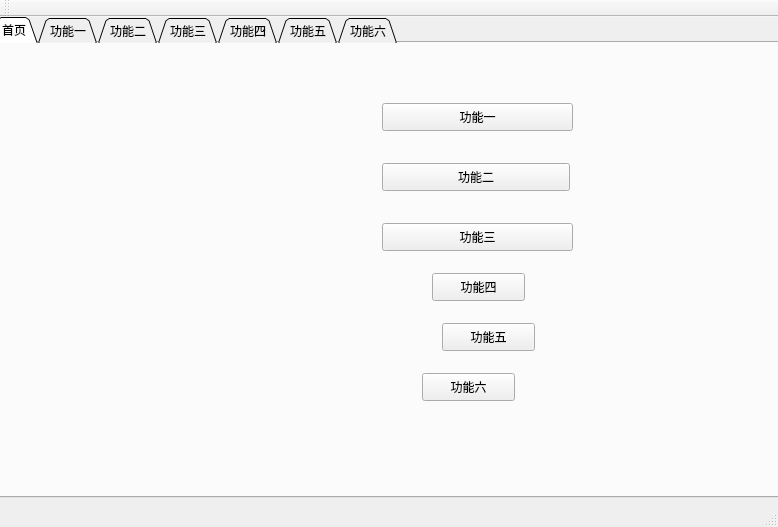
First picture: the form in qt.ui, repository daydream-a/qt, before the edit.
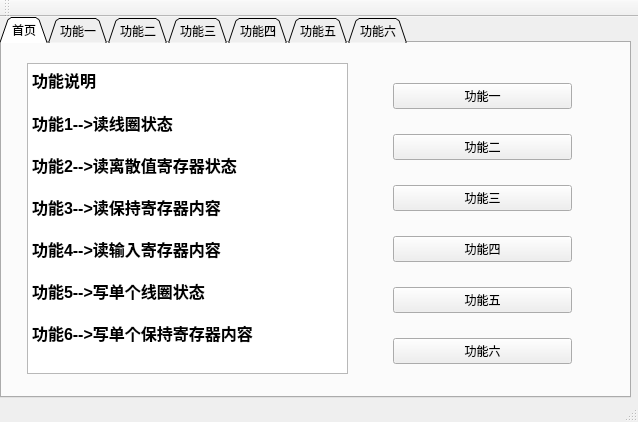
Second picture: the form after the edit. The open tabs and pages were chosen to show the change.

Patch:
```diff
--- a/qt.ui
+++ b/qt.ui
@@ -6,8 +6,8 @@
    <rect>
     <x>0</x>
     <y>0</y>
-    <width>778</width>
-    <height>527</height>
+    <width>638</width>
+    <height>422</height>
    </rect>
   </property>
   <property name="windowTitle">
@@ -17,10 +17,10 @@
    <widget class="QTabWidget" name="tabWidget">
     <property name="geometry">
      <rect>
-      <x>-10</x>
+      <x>0</x>
       <y>0</y>
-      <width>791</width>
-      <height>481</height>
+      <width>631</width>
+      <height>381</height>
      </rect>
     </property>
     <property name="tabPosition">
@@ -45,82 +45,82 @@
      <attribute name="title">
       <string>首页</string>
      </attribute>
-     <widget class="QPushButton" name="changebtn_2">
+     <widget class="QWidget" name="verticalLayoutWidget">
       <property name="geometry">
        <rect>
-        <x>390</x>
-        <y>120</y>
-        <width>188</width>
-        <height>28</height>
+        <x>380</x>
+        <y>10</y>
+        <width>201</width>
+        <height>341</height>
        </rect>
       </property>
-      <property name="text">
-       <string>功能二</string>
-      </property>
+      <layout class="QVBoxLayout" name="verticalLayout">
+       <item>
+        <widget class="QPushButton" name="changebtn_1">
+         <property name="text">
+          <string>功能一</string>
+         </property>
+        </widget>
+       </item>
+       <item>
+        <widget class="QPushButton" name="changebtn_2">
+         <property name="text">
+          <string>功能二</string>
+         </property>
+        </widget>
+       </item>
+       <item>
+        <widget class="QPushButton" name="changebtn_3">
+         <property name="text">
+          <string>功能三</string>
+         </property>
+        </widget>
+       </item>
+       <item>
+        <widget class="QPushButton" name="changebtn_4">
+         <property name="text">
+          <string>功能四</string>
+         </property>
+        </widget>
+       </item>
+       <item>
+        <widget class="QPushButton" name="changebtn_5">
+         <property name="text">
+          <string>功能五</string>
+         </property>
+        </widget>
+       </item>
+       <item>
+        <widget class="QPushButton" name="changebtn_6">
+         <property name="text">
+          <string>功能六</string>
+         </property>
+        </widget>
+       </item>
+      </layout>
      </widget>
-     <widget class="QPushButton" name="changebtn_3">
+     <widget class="QTextBrowser" name="textBrowser">
       <property name="geometry">
        <rect>
-        <x>390</x>
-        <y>180</y>
-        <width>191</width>
-        <height>28</height>
+        <x>25</x>
+        <y>20</y>
+        <width>321</width>
+        <height>311</height>
        </rect>
       </property>
-      <property name="text">
-       <string>功能三</string>
-      </property>
-     </widget>
-     <widget class="QPushButton" name="changebtn_1">
-      <property name="geometry">
-       <rect>
-        <x>390</x>
-        <y>60</y>
-        <width>191</width>
-        <height>28</height>
-       </rect>
-      </property>
-      <property name="text">
-       <string>功能一</string>
-      </property>
-     </widget>
-     <widget class="QPushButton" name="changebtn_4">
-      <property name="geometry">
-       <rect>
-        <x>440</x>
-        <y>230</y>
-        <width>93</width>
-        <height>28</height>
-       </rect>
-      </property>
-      <property name="text">
-       <string>功能四</string>
-      </property>
-     </widget>
-     <widget class="QPushButton" name="changebtn_5">
-      <property name="geometry">
-       <rect>
-        <x>450</x>
-        <y>280</y>
-        <width>93</width>
-        <height>28</height>
-       </rect>
-      </property>
-      <property name="text">
-       <string>功能五</string>
-      </property>
-     </widget>
-     <widget class="QPushButton" name="changebtn_6">
-      <property name="geometry">
-       <rect>
-        <x>430</x>
-        <y>330</y>
-        <width>93</width>
-        <height>28</height>
-       </rect>
-      </property>
-      <property name="text">
-       <string>功能六</string>
+      <property name="html">
+       <string>&lt;!DOCTYPE HTML PUBLIC &quot;-//W3C//DTD HTML 4.0//EN&quot; &quot;http://www.w3.org/TR/REC-html40/strict.dtd&quot;&gt;
+&lt;html&gt;&lt;head&gt;&lt;meta name=&quot;qrichtext&quot; content=&quot;1&quot; /&gt;&lt;style type=&quot;text/css&quot;&gt;
+p, li { white-space: pre-wrap; }
+&lt;/style&gt;&lt;/head&gt;&lt;body style=&quot; font-family:'SimSun'; font-size:9pt; font-weight:400; font-style:normal;&quot;&gt;
+&lt;p style=&quot; margin-top:0px; margin-bottom:0px; margin-left:0px; margin-right:0px; -qt-block-indent:0; text-indent:0px;&quot;&gt;&lt;span style=&quot; font-size:12pt; font-weight:600;&quot;&gt;功能说明&lt;/span&gt;&lt;/p&gt;
+&lt;p style=&quot;-qt-paragraph-type:empty; margin-top:0px; margin-bottom:0px; margin-left:0px; margin-right:0px; -qt-block-indent:0; text-indent:0px; font-size:12pt; font-weight:600;&quot;&gt;&lt;br /&gt;&lt;/p&gt;
+&lt;p style=&quot; margin-top:0px; margin-bottom:0px; margin-left:0px; margin-right:0px; -qt-block-indent:0; text-indent:0px;&quot;&gt;&lt;span style=&quot; font-size:12pt; font-weight:600;&quot;&gt;功能1--&amp;gt;读线圈状态&lt;/span&gt;&lt;/p&gt;
+&lt;p style=&quot; margin-top:0px; margin-bottom:0px; margin-left:0px; margin-right:0px; -qt-block-indent:0; text-indent:0px;&quot;&gt;&lt;span style=&quot; font-size:12pt; font-weight:600;&quot;&gt;&lt;br /&gt;功能2--&amp;gt;读离散值寄存器状态&lt;/span&gt;&lt;/p&gt;
+&lt;p style=&quot; margin-top:0px; margin-bottom:0px; margin-left:0px; margin-right:0px; -qt-block-indent:0; text-indent:0px;&quot;&gt;&lt;span style=&quot; font-size:12pt; font-weight:600;&quot;&gt;&lt;br /&gt;功能3--&amp;gt;读保持寄存器内容&lt;/span&gt;&lt;/p&gt;
+&lt;p style=&quot; margin-top:0px; margin-bottom:0px; margin-left:0px; margin-right:0px; -qt-block-indent:0; text-indent:0px;&quot;&gt;&lt;span style=&quot; font-size:12pt; font-weight:600;&quot;&gt;&lt;br /&gt;功能4--&amp;gt;读输入寄存器内容&lt;/span&gt;&lt;/p&gt;
+&lt;p style=&quot; margin-top:0px; margin-bottom:0px; margin-left:0px; margin-right:0px; -qt-block-indent:0; text-indent:0px;&quot;&gt;&lt;span style=&quot; font-size:12pt; font-weight:600;&quot;&gt;&lt;br /&gt;功能5--&amp;gt;写单个线圈状态&lt;/span&gt;&lt;/p&gt;
+&lt;p style=&quot; margin-top:0px; margin-bottom:0px; margin-left:0px; margin-right:0px; -qt-block-indent:0; text-indent:0px;&quot;&gt;&lt;span style=&quot; font-size:12pt; font-weight:600;&quot;&gt;&lt;br /&gt;功能6--&amp;gt;写单个保持寄存器内容&lt;/span&gt;&lt;/p&gt;&lt;/body&gt;&lt;/html&gt;</string>
       </property>
      </widget>
     </widget>
```
Left out of the diff: 469 changed lines with no effect on the pictures.
